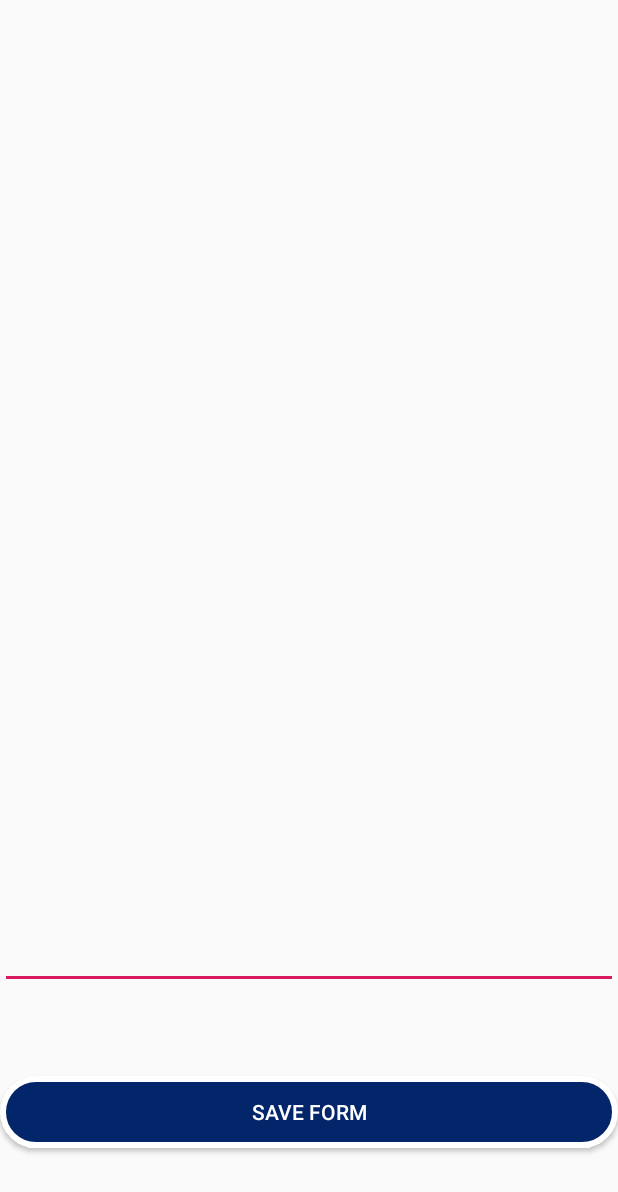
After one commit to prashant564/reForm-IT, an Android app: the layout activity_fill_form_pdf.xml on its own in the app's theme, with its tools: preview values and no code run, on a phone screen of 412 x 824 dp. The commit adds this screen. Shown: the top 1192 px of the screen. Run offline under Robolectric (Android 15) with nearby library versions, the phone set to English and light mode, and no system bars.

Commit message:
Save pdf after filling form

```diff
--- a/app/build.gradle
+++ b/app/build.gradle
@@ -13,6 +13,7 @@ android {
         targetSdkVersion 28
         versionCode 1
         versionName "1.0"
+        multiDexEnabled true
         testInstrumentationRunner "androidx.test.runner.AndroidJUnitRunner"
     }
     buildTypes {
@@ -28,6 +29,8 @@ dependencies {
     implementation "org.jetbrains.kotlin:kotlin-stdlib-jdk7:$kotlin_version"
     implementation 'androidx.appcompat:appcompat:1.1.0'
     implementation 'androidx.core:core-ktx:1.1.0'
+    implementation 'com.itextpdf:itextg:5.5.10'
+    implementation 'com.android.support:multidex:1.0.3'
     implementation 'androidx.constraintlayout:constraintlayout:1.1.3'
     implementation 'com.google.firebase:firebase-database:19.2.0'
     implementation 'com.google.firebase:firebase-auth:19.1.0'
--- a/app/src/main/java/com/example/minorformsapp/SecondActivity.kt
+++ b/app/src/main/java/com/example/minorformsapp/SecondActivity.kt
@@ -19,6 +19,7 @@ class SecondActivity : AppCompatActivity() {
         val name = extras!!.getString("name")
         val description = extras.getString("description")
         val url = extras.getString("url")
+        val text = extras.getString("text")
 
         textView_form_name.text = name
         textView_form_description.text = description
@@ -44,8 +45,8 @@ class SecondActivity : AppCompatActivity() {
             }
         }
         button_open_pdf.setOnClickListener {
-            val intent = Intent(this, ViewPdfActivity::class.java)
-            intent.putExtra("url",url)
+            val intent = Intent(this, FillFormActivity::class.java)
+            intent.putExtra("text",text)
             startActivity(intent)
         }
     }
--- /dev/null
+++ b/app/src/main/res/layout/activity_fill_form_pdf.xml
@@ -0,0 +1,32 @@
+<?xml version="1.0" encoding="utf-8"?>
+<androidx.constraintlayout.widget.ConstraintLayout xmlns:android="http://schemas.android.com/apk/res/android"
+    xmlns:app="http://schemas.android.com/apk/res-auto"
+    xmlns:tools="http://schemas.android.com/tools"
+    android:layout_width="match_parent"
+    android:layout_height="match_parent"
+    tools:context=".FillFormActivity">
+
+    <EditText
+        android:id="@+id/editText_form"
+        android:layout_width="match_parent"
+        android:layout_height="0dp"
+        app:layout_constraintEnd_toEndOf="parent"
+        app:layout_constraintHeight_percent="0.8"
+        android:paddingLeft="6dp"
+        android:paddingRight="6dp"
+        app:layout_constraintStart_toStartOf="parent"
+        app:layout_constraintTop_toTopOf="parent" />
+
+    <Button
+        android:layout_width="match_parent"
+        android:layout_height="wrap_content"
+        android:id="@+id/button_save_form"
+        android:background="@drawable/rounded_button"
+        android:text="Save Form"
+        android:textColor="@android:color/white"
+        app:layout_constraintBottom_toBottomOf="parent"
+        app:layout_constraintEnd_toEndOf="parent"
+        app:layout_constraintStart_toStartOf="parent"
+        app:layout_constraintTop_toBottomOf="@+id/editText_form" />
+
+</androidx.constraintlayout.widget.ConstraintLayout>
```
Also changed, not shown: app/src/main/AndroidManifest.xml (+11 -2 lines), app/src/main/java/com/example/minorformsapp/FillFormActivity.kt (added, +49 -0 lines), app/src/main/java/com/example/minorformsapp/MainActivity.kt (+70 -50 lines), app/src/main/java/com/example/minorformsapp/MyApplication.kt (added, +15 -0 lines), app/src/main/java/com/example/minorformsapp/ViewPdfActivity.kt (deleted, +0 -50 lines), app/src/main/res/layout/activity_view_pdf.xml (deleted, +0 -13 lines).
